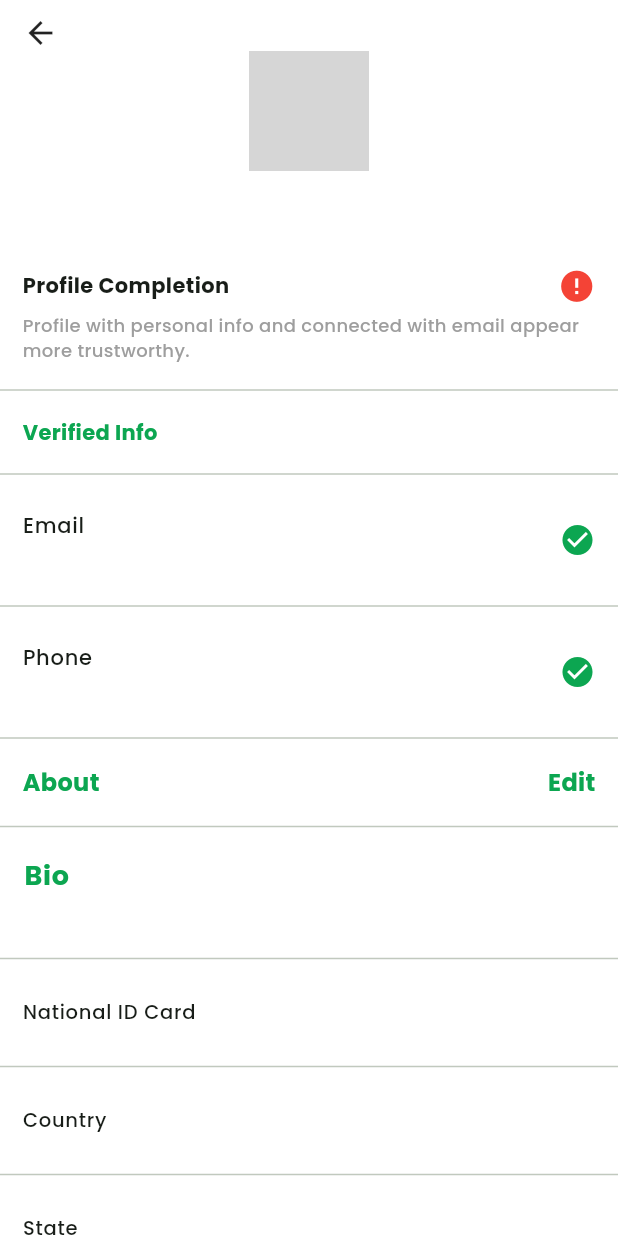
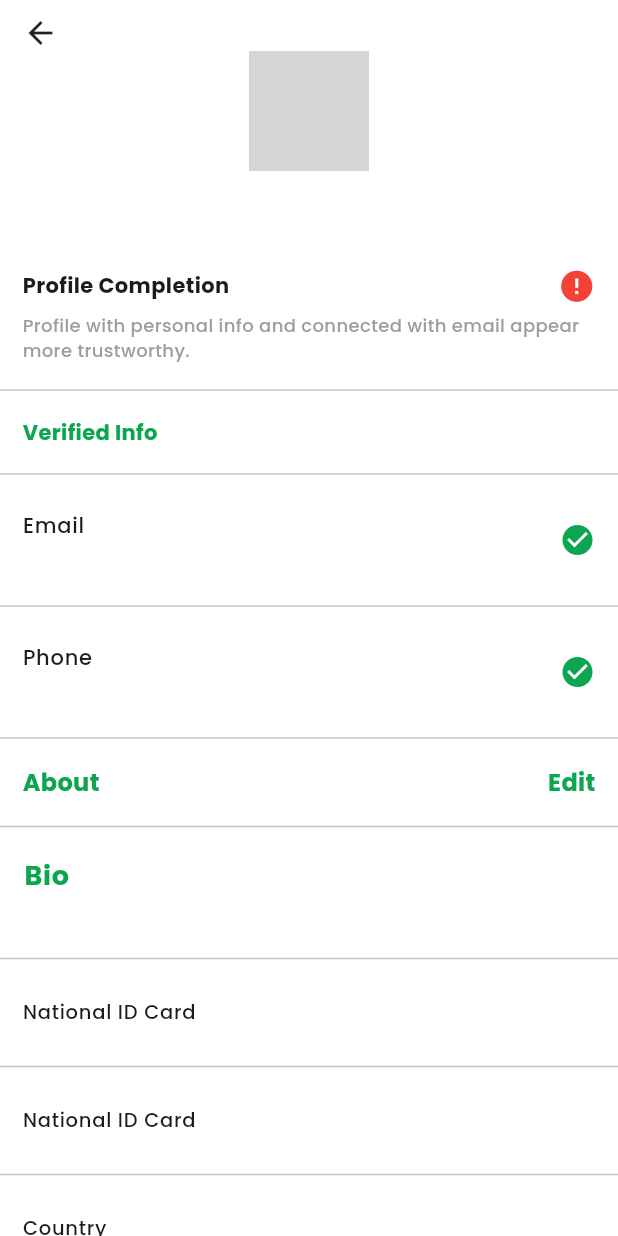
Before and after one commit to Sarosh-Baqir/g1-business-managing, a Flutter app: the ProfileDetailsScreen screen opened directly, on a phone screen of 412 x 824 dp. Run offline on Flutter 3.47's test engine with Material 3 defaults, Android fonts, the phone set to English and light mode, and no system bars; drawn by our look-alikes of cached_network_image; our stand-ins replace carousel_slider, connectivity_plus, country_picker, flutter_svg, flutter_tts, font_awesome_flutter and 8 more; missing offline and left inert: carded; accounts and stored records are empty; network calls fail; grey boxes are pictures that could not be loaded.

Commit message:
profile detailed screen updated

```diff
--- a/mobile_app/lib/screens/profile/profile_updation_screens/profile_details_screen.dart
+++ b/mobile_app/lib/screens/profile/profile_updation_screens/profile_details_screen.dart
@@ -273,7 +273,10 @@ class ProfileDetailsScreen extends StatelessWidget {
                   ),
                   const Divider(),
                   customListTileMethod(
-                      "National ID Card", "${authProvider.user!.cnic}"),
+                      "National ID Card", "${authProvider.user?.cnic}"),
+                  const Divider(),
+                  customListTileMethod("National ID Card",
+                      "${authProvider.user?.gender.toString().toUpperCase()}"),
                   const Divider(),
                   customListTileMethod(
                       'Country', authProvider.user!.address!.country),
```
